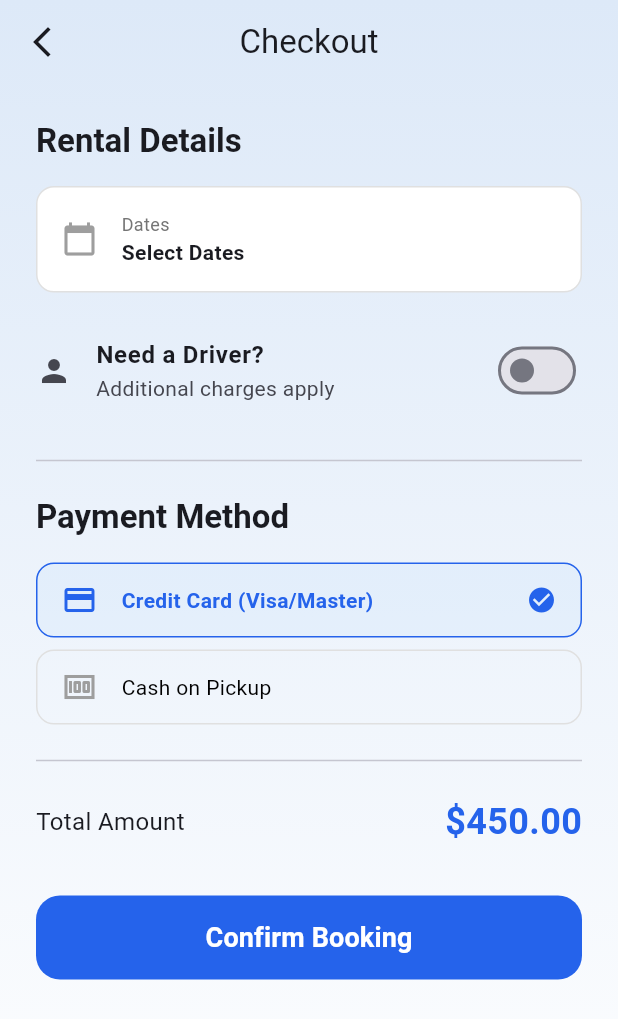
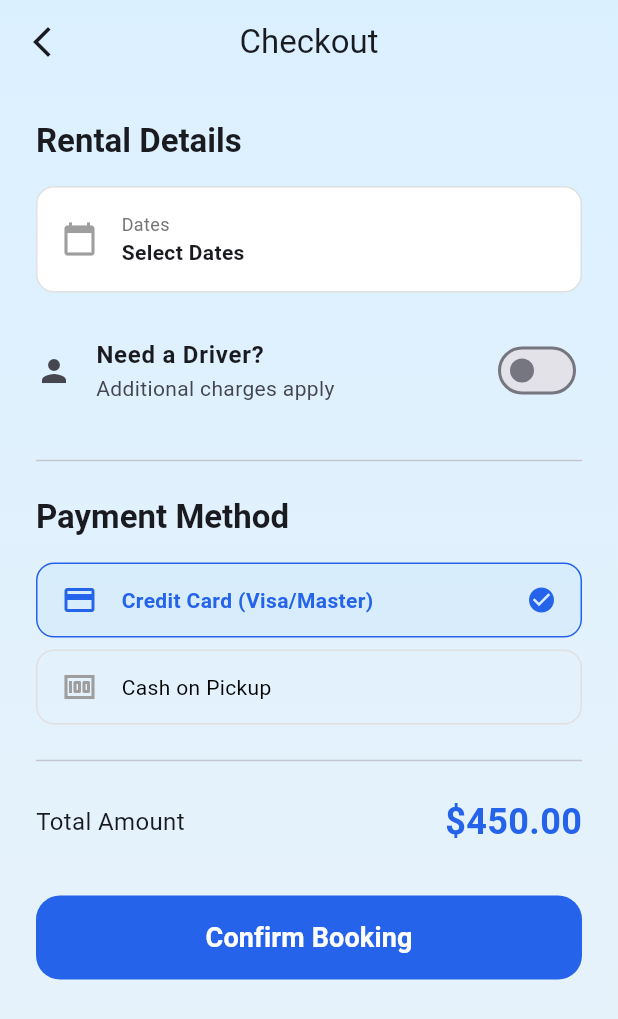
Before and after one commit to thanush96/ceygo, a Flutter app: the CheckoutScreen screen opened by its route, on a phone screen of 412 x 824 dp. Shown: the top 1019 px of the screen. Run offline on Flutter 3.47's test engine with Material 3 defaults, Android fonts, the phone set to English and light mode, and no system bars; our stand-ins replace flutter_riverpod, go_router; generated files the repository leaves out were written again; network calls fail; Roboto replaces fonts that are missing (Helvetica).

Commit message:
feat: Update gradient colors in AppTheme and GradientBackground for consistency

```diff
--- a/lib/core/theme/app_theme.dart
+++ b/lib/core/theme/app_theme.dart
@@ -1,4 +1,7 @@
 import 'package:flutter/material.dart';
+
+// static const gradientStart = Color.fromARGB(255, 206, 233, 255);
+// static final gradientEnd = Colors.blue.shade50;
 
 class AppTheme {
   static const Color primaryColor = Color(0xFF2563EB); // Modern Blue
--- a/lib/core/widgets/gradient_background.dart
+++ b/lib/core/widgets/gradient_background.dart
@@ -8,16 +8,14 @@ class GradientBackground extends StatelessWidget {
   @override
   Widget build(BuildContext context) {
     return Container(
-      decoration: const BoxDecoration(
+      decoration: BoxDecoration(
         gradient: LinearGradient(
           begin: Alignment.topCenter,
           end: Alignment.bottomCenter,
           colors: [
-            Color(0xFFdde9f8), // Top half
-            Colors.white,      // Bottom half
+            const Color.fromARGB(255, 219, 240, 255), // Top
+            const Color.fromARGB(255, 233, 243, 250), // Bottom
           ],
-          stops: [0.0, 1.0], // You can adjust stops if "half" implies hard line, but usually gradient implies smooth.
-          // User said "top half ... bottom half ...", gradient usually means smooth transition.
         ),
       ),
       child: child,
--- a/lib/features/home/presentation/screens/car_details_screen.dart
+++ b/lib/features/home/presentation/screens/car_details_screen.dart
@@ -6,8 +6,8 @@ import 'package:ceygo_app/features/home/presentation/providers/home_providers.da
 // Constants
 class _AppColors {
   static const primaryBlue = Color(0xFF2563EB);
-  static const gradientStart = Color.fromARGB(255, 206, 233, 255);
-  static final gradientEnd = Colors.blue.shade50;
+  static const gradientStart = Color.fromARGB(255, 219, 240, 255);
+  static final gradientEnd = Color.fromARGB(255, 233, 243, 250);
 }
 
 class _Dimensions {
```
